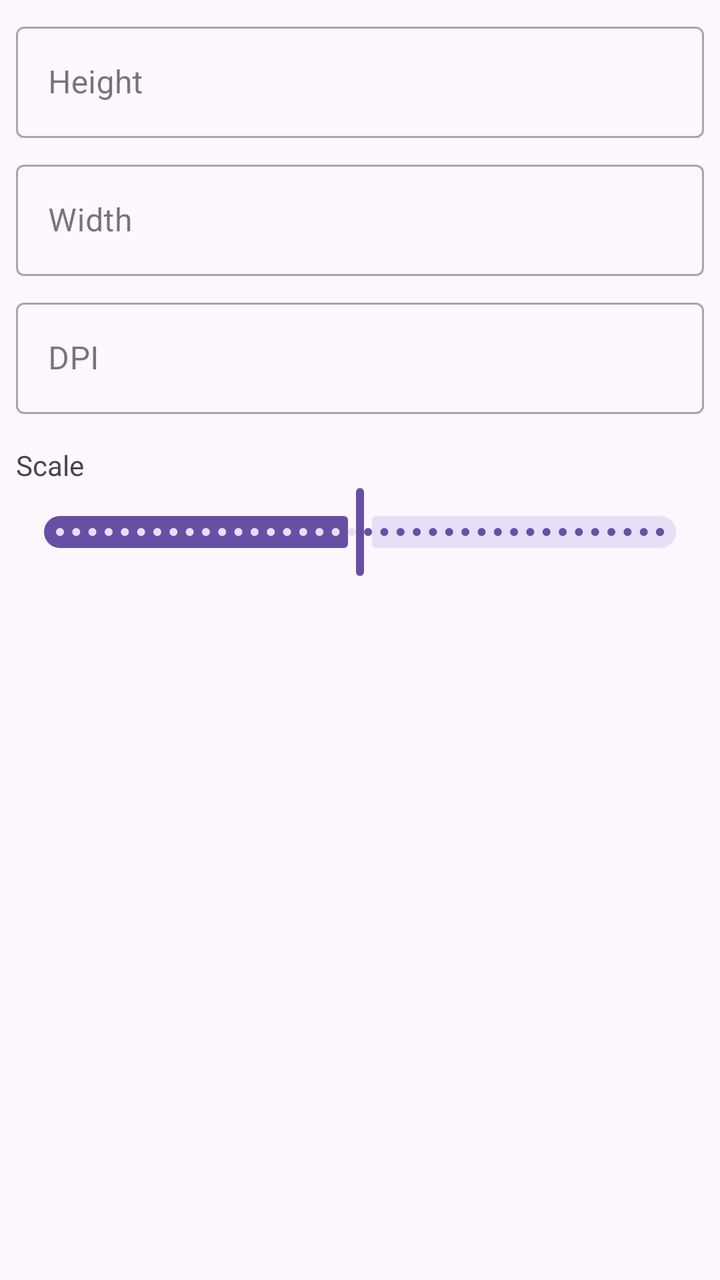
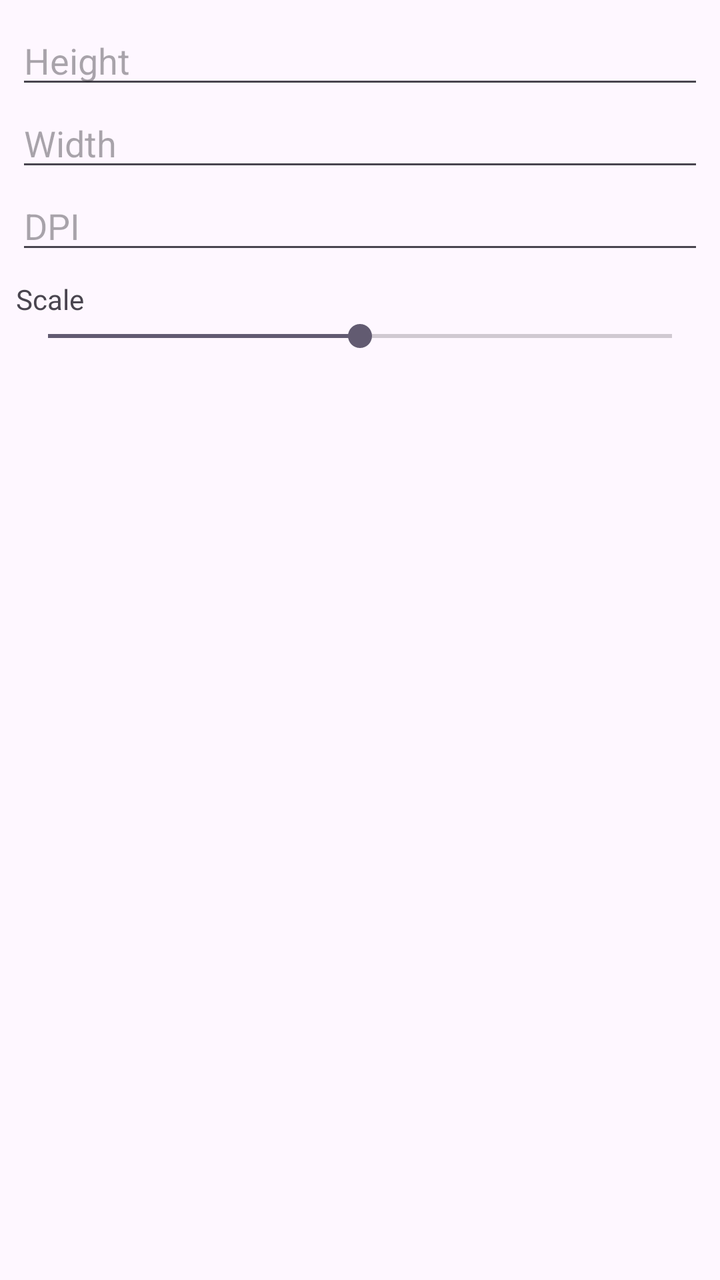

Before-and-after screenshots of an Android layout around one commit, followed by the original layout XML and the change that was made.
<!-- AndroidManifest.xml: application theme Theme.Canvas -->
<!-- res/layout/resolution_editor_layout.xml -->
<?xml version="1.0" encoding="utf-8"?>
<LinearLayout
    xmlns:android="http://schemas.android.com/apk/res/android"
    xmlns:app="http://android.com"
    android:layout_width="match_parent"
    android:layout_height="wrap_content"
    android:orientation="vertical"
    android:padding="8dp">

    
    <com.google.android.material.textfield.TextInputLayout
        style="@style/Widget.MaterialComponents.TextInputLayout.OutlinedBox"
        android:layout_width="match_parent"
        android:layout_height="wrap_content"
        android:hint="@string/height"
        android:layout_marginBottom="8dp">
        <com.google.android.material.textfield.TextInputEditText
            android:id="@+id/text_height"
            android:layout_width="match_parent"
            android:layout_height="wrap_content"
            android:inputType="number" />
    </com.google.android.material.textfield.TextInputLayout>

    
    <com.google.android.material.textfield.TextInputLayout
        style="@style/Widget.MaterialComponents.TextInputLayout.OutlinedBox"
        android:layout_width="match_parent"
        android:layout_height="wrap_content"
        android:hint="@string/width"
        android:layout_marginBottom="8dp">
        <com.google.android.material.textfield.TextInputEditText
            android:id="@+id/text_width"
            android:layout_width="match_parent"
            android:layout_height="wrap_content"
            android:inputType="number" />
    </com.google.android.material.textfield.TextInputLayout>

    
    <com.google.android.material.textfield.TextInputLayout
        style="@style/Widget.MaterialComponents.TextInputLayout.OutlinedBox"
        android:layout_width="match_parent"
        android:layout_height="wrap_content"
        android:hint="@string/dpi"
        android:layout_marginBottom="8dp">
        <com.google.android.material.textfield.TextInputEditText
            android:id="@+id/text_dpi"
            android:layout_width="match_parent"
            android:layout_height="wrap_content"
            android:inputType="number" />
    </com.google.android.material.textfield.TextInputLayout>

    
    <TextView
        android:layout_width="match_parent"
        android:layout_height="wrap_content"
        android:text="@string/scale"
        android:layout_marginTop="8dp" />

    <com.google.android.material.slider.Slider
        android:id="@+id/slider_scale"
        android:layout_width="match_parent"
        android:layout_height="wrap_content"
        android:valueFrom="-50"
        android:valueTo="50"
        android:stepSize="1"
        android:value="0" />

    
    <com.google.android.material.chip.ChipGroup
        android:id="@+id/chip_group"
        android:layout_width="match_parent"
        android:layout_height="wrap_content"
        android:layout_marginTop="12dp"
        app:singleSelection="true" />

</LinearLayout>
<!-- resources referenced by this layout -->
<resources>
  <string name="dpi">DPI</string>
  <string name="height">Height</string>
  <string name="scale">Scale</string>
  <string name="width">Width</string>
  <style name="Theme.Canvas" parent="Theme.Material3.DayNight" />
</resources>

<!-- the commit's change to res/layout/resolution_editor_layout.xml (unified diff, before → after) -->
@@ -1,76 +1,43 @@
 <?xml version="1.0" encoding="utf-8"?>
-<LinearLayout
-    xmlns:android="http://schemas.android.com/apk/res/android"
-    xmlns:app="http://android.com"
+<LinearLayout xmlns:android="http://schemas.android.com/apk/res/android"
+    xmlns:app="http://schemas.android.com/apk/res-auto"
     android:layout_width="match_parent"
     android:layout_height="wrap_content"
     android:orientation="vertical"
     android:padding="8dp">
 
-    
-    <com.google.android.material.textfield.TextInputLayout
-        style="@style/Widget.MaterialComponents.TextInputLayout.OutlinedBox"
+    <EditText
+        android:id="@+id/text_height"
         android:layout_width="match_parent"
         android:layout_height="wrap_content"
-        android:hint="@string/height"
-        android:layout_marginBottom="8dp">
-        <com.google.android.material.textfield.TextInputEditText
-            android:id="@+id/text_height"
-            android:layout_width="match_parent"
-            android:layout_height="wrap_content"
-            android:inputType="number" />
-    </com.google.android.material.textfield.TextInputLayout>
+        android:hint="Height"
+        android:inputType="number" />
 
-    
-    <com.google.android.material.textfield.TextInputLayout
-        style="@style/Widget.MaterialComponents.TextInputLayout.OutlinedBox"
+    <EditText
+        android:id="@+id/text_width"
         android:layout_width="match_parent"
         android:layout_height="wrap_content"
-        android:hint="@string/width"
-        android:layout_marginBottom="8dp">
-        <com.google.android.material.textfield.TextInputEditText
-            android:id="@+id/text_width"
-            android:layout_width="match_parent"
-            android:layout_height="wrap_content"
-            android:inputType="number" />
-    </com.google.android.material.textfield.TextInputLayout>
+        android:hint="Width"
+        android:inputType="number" />
 
-    
-    <com.google.android.material.textfield.TextInputLayout
-        style="@style/Widget.MaterialComponents.TextInputLayout.OutlinedBox"
+    <EditText
+        android:id="@+id/text_dpi"
         android:layout_width="match_parent"
         android:layout_height="wrap_content"
-        android:hint="@string/dpi"
-        android:layout_marginBottom="8dp">
-        <com.google.android.material.textfield.TextInputEditText
-            android:id="@+id/text_dpi"
-            android:layout_width="match_parent"
-            android:layout_height="wrap_content"
-            android:inputType="number" />
-    </com.google.android.material.textfield.TextInputLayout>
+        android:hint="DPI"
+        android:inputType="number" />
 
-    
     <TextView
         android:layout_width="match_parent"
         android:layout_height="wrap_content"
-        android:text="@string/scale"
+        android:text="Scale"
         android:layout_marginTop="8dp" />
 
-    <com.google.android.material.slider.Slider
+    <SeekBar
         android:id="@+id/slider_scale"
         android:layout_width="match_parent"
         android:layout_height="wrap_content"
-        android:valueFrom="-50"
-        android:valueTo="50"
-        android:stepSize="1"
-        android:value="0" />
-
-    
-    <com.google.android.material.chip.ChipGroup
-        android:id="@+id/chip_group"
-        android:layout_width="match_parent"
-        android:layout_height="wrap_content"
-        android:layout_marginTop="12dp"
-        app:singleSelection="true" />
+        android:max="100"
+        android:progress="50" />
 
 </LinearLayout>
<!-- resource entries referenced after the edit -->
@@ -1,9 +1,5 @@
 <!-- resources referenced by this layout -->
 <resources>
-  <string name="dpi">DPI</string>
-  <string name="height">Height</string>
-  <string name="scale">Scale</string>
-  <string name="width">Width</string>
   <style name="Theme.Canvas" parent="Theme.Material3.DayNight" />
 </resources>
 
